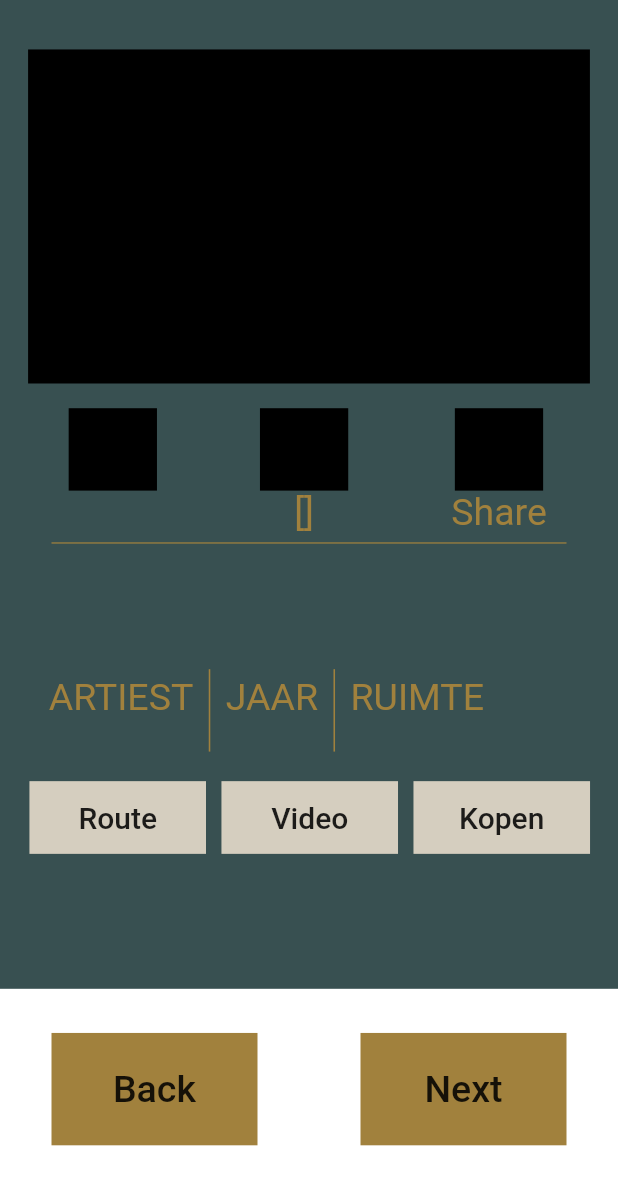
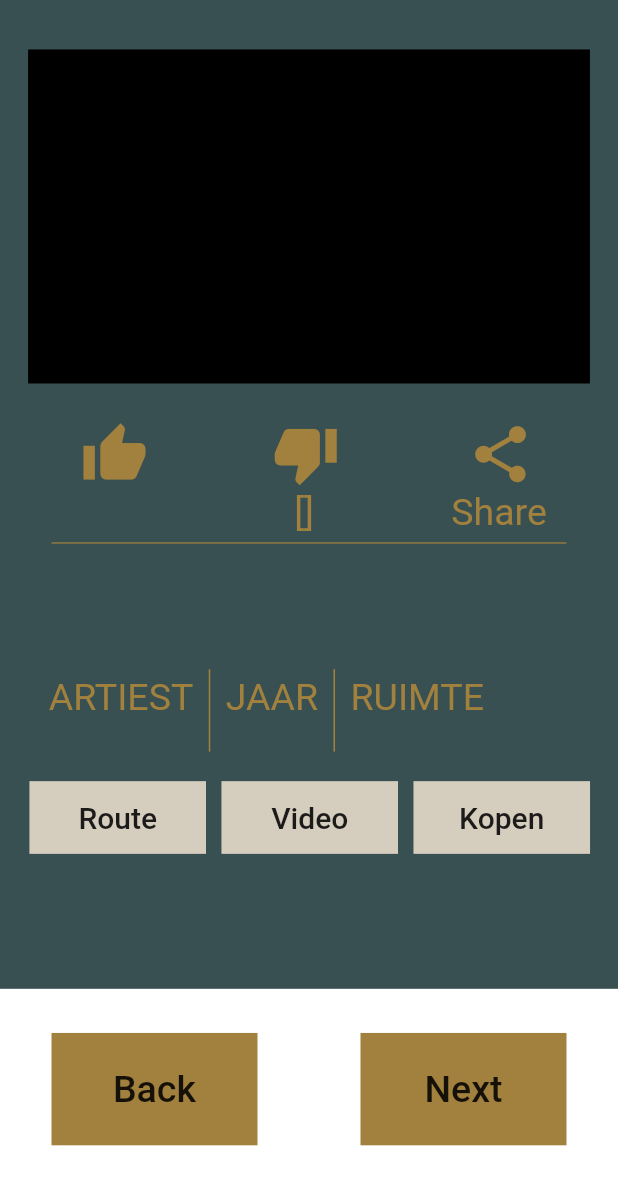
Before and after one commit to Project-Team-1-Cavero/Art-Gallery-Road-Trip-, a Flutter app: the artPage screen opened directly with empty values, on a phone screen of 412 x 824 dp. Shown: the top 1185 px of the screen. Run offline on Flutter 3.47's test engine with Material 2 defaults, Android fonts, the phone set to English and light mode, and no system bars; our stand-ins replace camera, cloud_firestore, firebase_core, hexcolor, share_plus; accounts and stored records are empty.

Commit message:
Added share

```diff
--- a/artgallery/lib/screens/art_page/upper_art_page.dart
+++ b/artgallery/lib/screens/art_page/upper_art_page.dart
@@ -4,6 +4,7 @@ import 'package:flutter/material.dart';
 import 'package:flutter/widgets.dart';
 import 'package:hexcolor/hexcolor.dart';
 import 'package:url_launcher/url_launcher.dart';
+import 'package:share_plus/share_plus.dart';
 
 class upperArtPage extends StatefulWidget {
 
@@ -77,7 +78,12 @@ class _upperArtPageState extends State<upperArtPage> {
                   Container(
                     width: MediaQuery.of(context).size.width / 7,
                     height: MediaQuery.of(context).size.height / 15,
-                    decoration: BoxDecoration(color: Colors.black),
+
+                    child: IconButton(
+                      onPressed: () {
+                        },
+                      icon: Icon(Icons.thumb_up, size: 45, color: HexColor("#A1813D"),),
+                    ),
                   ),
                   Text("${widget.artpice["Likes"].toString()}", style: TextStyle(fontSize: 25, color: HexColor("#A1813D")),)
                 ],
@@ -95,7 +101,11 @@ class _upperArtPageState extends State<upperArtPage> {
                   Container(
                     width: MediaQuery.of(context).size.width / 7,
                     height: MediaQuery.of(context).size.height / 15,
-                    decoration: BoxDecoration(color: Colors.black),
+                    child: IconButton(
+                      onPressed: () {
+                        },
+                      icon: Icon(Icons.thumb_down,size: 45, color: HexColor("#A1813D"),),
+                    ),
                   ),
                   Text("${widget.artpice["Dislikes"].toString()}", style: TextStyle(fontSize: 25, color: HexColor("#A1813D")),)
                 ],
@@ -109,11 +119,16 @@ class _upperArtPageState extends State<upperArtPage> {
 
               //column for Share
               Column(
+                crossAxisAlignment: CrossAxisAlignment.center,
+                mainAxisAlignment: MainAxisAlignment.center,
                 children: [
                   Container(
                     width: MediaQuery.of(context).size.width / 7,
                     height: MediaQuery.of(context).size.height / 15,
-                    decoration: BoxDecoration(color: Colors.black),
+                    child: IconButton(
+                      onPressed: () async { await Share.share('check out my website https://example.com');},
+                      icon: Icon(Icons.share, size: 45, color: HexColor("#A1813D"),),
+                    ),
                   ),
                   Text("Share", style: TextStyle(fontSize: 25, color: HexColor("#A1813D")),)
                 ],
--- a/artgallery/pubspec.yaml
+++ b/artgallery/pubspec.yaml
@@ -34,6 +34,9 @@ dependencies:
   firebase_storage: ^10.1.0
   hexcolor: ^2.0.5
   camera: ^0.9.4+3
+  share: ^2.0.4
+  share_plus: ^3.0.4
+
 
 
   # The following adds the Cupertino Icons font to your application.
```
Also changed, not shown: artgallery/pubspec.lock.
